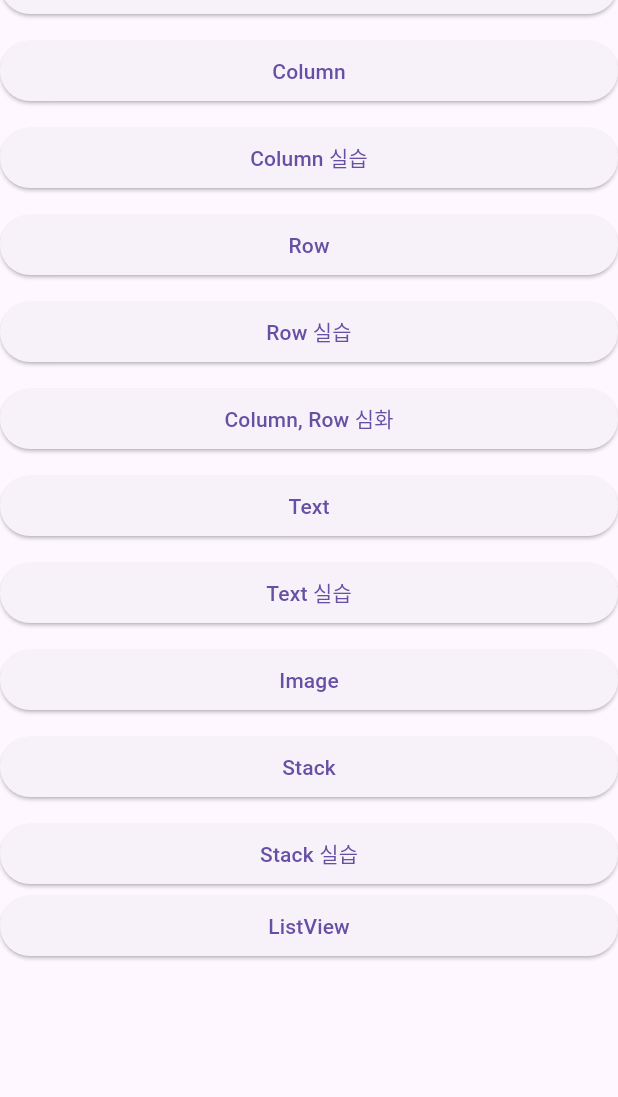
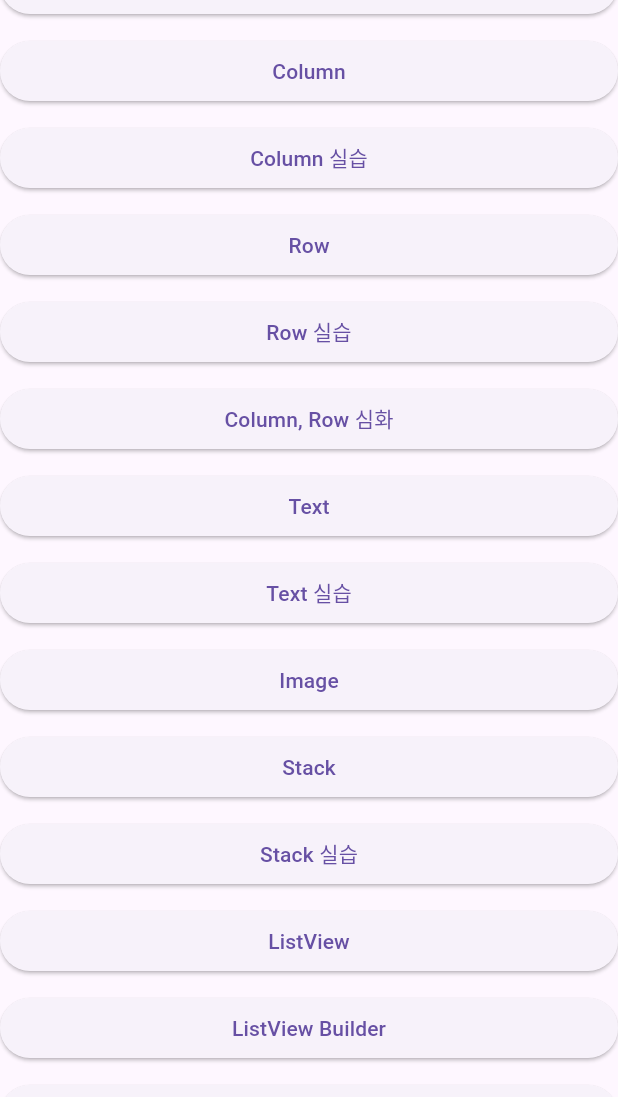
Before and after one commit to haesa/online_lecture_smwu, a Flutter app: the screen it shows after launch, on a phone screen of 412 x 824 dp, the part 139-1236 px from its top. Run offline on Flutter 3.47's test engine with Material 3 defaults, Android fonts, the phone set to English and light mode, and no system bars.

Commit message:
feat: ListView 실습

```diff
--- a/lib/screen/button_screen.dart
+++ b/lib/screen/button_screen.dart
@@ -5,6 +5,8 @@ import 'package:online_lecture_smwu/screen/column_practice_screen.dart';
 import 'package:online_lecture_smwu/screen/column_screen.dart';
 import 'package:online_lecture_smwu/screen/container_practice_screen.dart';
 import 'package:online_lecture_smwu/screen/container_screen.dart';
+import 'package:online_lecture_smwu/screen/listview/listview_builder_screen.dart';
+import 'package:online_lecture_smwu/screen/listview/listview_practice_screen.dart';
 import 'package:online_lecture_smwu/screen/listview/listview_screen.dart';
 import 'package:online_lecture_smwu/screen/row/image_screen.dart';
 import 'package:online_lecture_smwu/screen/row/row_practice_screen.dart';
@@ -23,6 +25,7 @@ class ButtonScreen extends StatelessWidget {
     // Column: 세로로 위젯을 나열하는 위젯
     return Scaffold(
       body: SafeArea(
+        child: SingleChildScrollView(
           child: Column(
               crossAxisAlignment: CrossAxisAlignment.stretch,
               children: [
@@ -122,6 +125,7 @@ class ButtonScreen extends StatelessWidget {
                       }));
                     },
                     child: Text('Stack 실습')),
+                SizedBox(height: 10),
                 ElevatedButton(
                     onPressed: () {
                       Navigator.push(context, MaterialPageRoute(builder: (context) {
@@ -129,7 +133,24 @@ class ButtonScreen extends StatelessWidget {
                       }));
                     },
                     child: Text('ListView')),
+                SizedBox(height: 10),
+                ElevatedButton(
+                    onPressed: () {
+                      Navigator.push(context, MaterialPageRoute(builder: (context) {
+                        return ListviewBuilderScreen();
+                      }));
+                    },
+                    child: Text('ListView Builder')),
+                SizedBox(height: 10),
+                ElevatedButton(
+                    onPressed: () {
+                      Navigator.push(context, MaterialPageRoute(builder: (context) {
+                        return ListviewPracticeScreen();
+                      }));
+                    },
+                    child: Text('ListView 실습')),
               ],
+          ),
         ),
       ),
     );
--- a/lib/screen/listview/listview_screen.dart
+++ b/lib/screen/listview/listview_screen.dart
@@ -11,7 +11,9 @@ class ListviewScreen extends StatelessWidget {
         title: Text('ListView'),
       ),
       body: ListView(
-        children: [
+        padding: EdgeInsets.symmetric(horizontal: 24, vertical: 40),
+        scrollDirection: Axis.horizontal,
+        children: const [
           Text('가', style: TextStyle(fontSize: 20)),
           Text('나', style: TextStyle(fontSize: 20)),
           Text('다', style: TextStyle(fontSize: 20)),
```
Also changed, not shown: lib/screen/listview/listview_builder_screen.dart (added, +27 -0 lines), lib/screen/listview/listview_practice_screen.dart (added, +34 -0 lines), 1 other file. Lines whose indentation alone changed are shown as unchanged.
